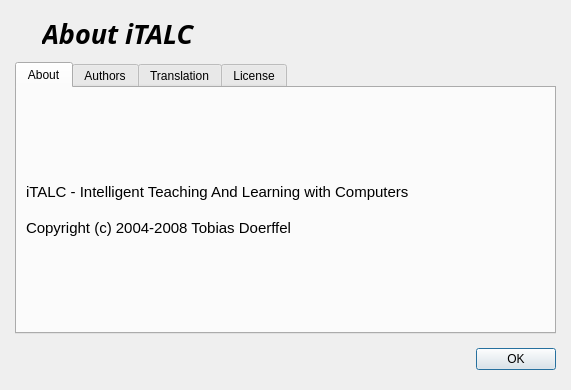
Before: the Qt Designer form ima/dialogs/about.ui in veyon/veyon, drawn with Qt 5.
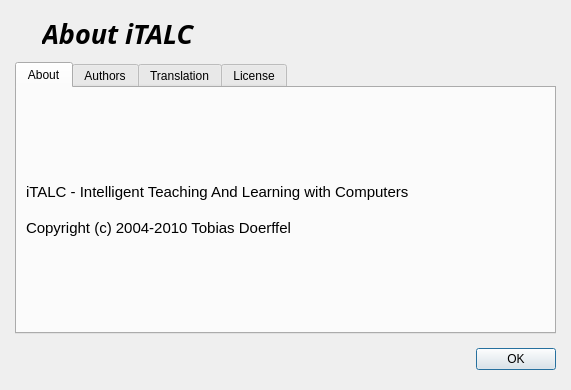
After: the same form once the commit is applied. Icons and pictures are not drawn.

Commit message:
IMA/AboutDialog: extended copyright
Extended copyright to 2010 in about dialog in master application.

What changed in the file:
```diff
--- a/ima/dialogs/about.ui
+++ b/ima/dialogs/about.ui
@@ -92,7 +92,7 @@
 &lt;/style>&lt;/head>&lt;body style=" font-family:'Sans Serif'; font-size:9pt; font-weight:400; font-style:normal; text-decoration:none;">
 &lt;p style=" margin-top:0px; margin-bottom:0px; margin-left:0px; margin-right:0px; -qt-block-indent:0; text-indent:0px;">&lt;span style=" font-size:11pt;">iTALC - Intelligent Teaching And Learning with Computers&lt;/span>&lt;/p>
 &lt;p style="-qt-paragraph-type:empty; margin-top:0px; margin-bottom:0px; margin-left:0px; margin-right:0px; -qt-block-indent:0; text-indent:0px; font-size:11pt;">&lt;/p>
-&lt;p style=" margin-top:0px; margin-bottom:0px; margin-left:0px; margin-right:0px; -qt-block-indent:0; text-indent:0px; font-size:11pt;">Copyright (c) 2004-2008 Tobias Doerffel&lt;/p>&lt;/body>&lt;/html></string>
+&lt;p style=" margin-top:0px; margin-bottom:0px; margin-left:0px; margin-right:0px; -qt-block-indent:0; text-indent:0px; font-size:11pt;">Copyright (c) 2004-2010 Tobias Doerffel&lt;/p>&lt;/body>&lt;/html></string>
          </property>
         </widget>
        </item>
```
